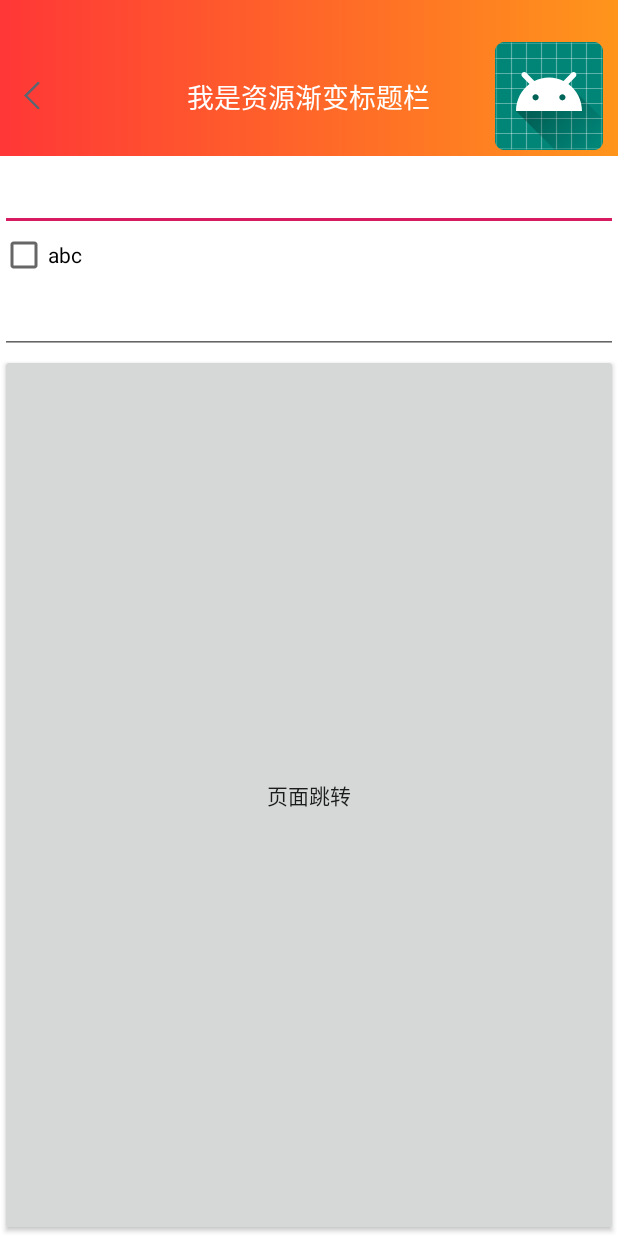
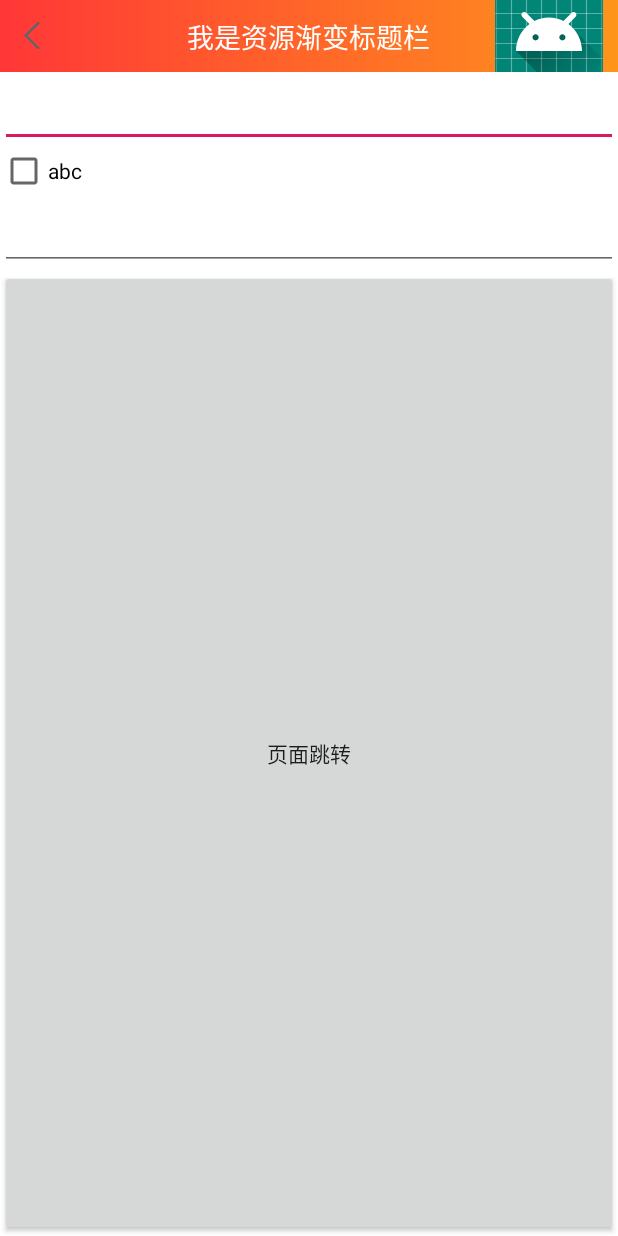
Before and after one commit to wenkency/titlebar, an Android app: the ResourceStyleActivity screen opened directly, with no data from a screen before it, on a phone screen of 412 x 824 dp. Run offline under Robolectric (Android 15) with nearby library versions, the phone set to English and light mode, and no system bars.

```diff
--- a/app/src/main/java/cn/carhouse/quicktitle_sample/ResourceStyleActivity.java
+++ b/app/src/main/java/cn/carhouse/quicktitle_sample/ResourceStyleActivity.java
@@ -17,7 +17,6 @@ public class ResourceStyleActivity extends BaseActivity {
         DefTitleBar titleBar = new DefTitleBuilder(this)
                 // 返回按钮
                 .setLeftRes(R.drawable.ic_title_back)
-                .setHeight(80)
                 .build();
         // 标题文字
         titleBar.setTitle("我是资源渐变标题栏");
--- a/lib-titlebar/src/main/java/cn/carhouse/titlebar/DefTitleBar.java
+++ b/lib-titlebar/src/main/java/cn/carhouse/titlebar/DefTitleBar.java
@@ -260,7 +260,7 @@ public class DefTitleBar extends TitleBar<DefTitleBuilder> {
      * @param windowColor 背景颜色
      */
     public void resourceStyle(int resId, int windowColor) {
-        this.resourceStyle(resId, windowColor, false);
+        this.resourceStyle(resId, windowColor, false, false);
     }
 
     /**
@@ -270,7 +270,7 @@ public class DefTitleBar extends TitleBar<DefTitleBuilder> {
      * @param windowColor 背景颜色
      * @param isDark      状态栏字体是不是黑色
      */
-    public void resourceStyle(int resId, int windowColor, boolean isDark) {
+    public void resourceStyle(int resId, int windowColor, boolean isDark, boolean isTrans) {
         // 1. 标题颜色
         setRootBackgroundResource(resId);
         // 2. 标题颜色是透明的
@@ -278,14 +278,18 @@ public class DefTitleBar extends TitleBar<DefTitleBuilder> {
         if (Build.VERSION.SDK_INT >= Build.VERSION_CODES.KITKAT) {
             // 3. 设置标题和颜色
             TitleBarUtil.setStatusTranslucent(mActivity, resId, true);
-            // 4. 设置Activity透明
-            TitleBarUtil.setTitlePadding(getContentView());
-            fitsSystem(false);
+            fitsSystem(true);
+            if (isTrans) {
+                // 4. 设置Activity透明
+                TitleBarUtil.setTitlePadding(getContentView());
+                fitsSystem(false);
+            }
             // 5. 状态栏字体颜色
             TitleBarUtil.setMStateBarFontColor(mActivity, isDark);
-        }else {
+        } else {
             fitsSystem(true);
         }
+        fitsSystem(true);
         // 最后设置背景
         mActivity.getWindow().setBackgroundDrawable(new ColorDrawable(windowColor));
     }
--- a/lib-titlebar/src/main/java/cn/carhouse/titlebar/TitleBarUtil.java
+++ b/lib-titlebar/src/main/java/cn/carhouse/titlebar/TitleBarUtil.java
@@ -55,7 +55,7 @@ public class TitleBarUtil {
      * @param color
      * @param isResource 是不是资源
      */
-    public static void setStatusTranslucent(Activity activity, int color, boolean isResource) {
+    public static void setStatusTranslucent(final Activity activity,final int color,final boolean isResource) {
         //4.4以下
         if (Build.VERSION.SDK_INT < Build.VERSION_CODES.KITKAT) {
             return;
@@ -63,10 +63,21 @@ public class TitleBarUtil {
         setStatusBar(activity);
         // 设置为透明的状态栏
         // 5.0以上
-        Window window = activity.getWindow();
+       final Window window = activity.getWindow();
         if (Build.VERSION.SDK_INT >= Build.VERSION_CODES.LOLLIPOP) {
             if (isResource) {
-                window.setStatusBarColor(Color.TRANSPARENT);
+                // android系统级的资源id得这么拿,不然拿不到
+                activity.getWindow().getDecorView().post(new Runnable() {
+                    @Override
+                    public void run() {
+                        int identifier = activity.getResources().getIdentifier("statusBarBackground",
+                                "id", "android");
+                        View statusBarView = window.findViewById(identifier);
+                        if (statusBarView != null) {
+                            statusBarView.setBackgroundResource(color);
+                        }
+                    }
+                });
             } else {
                 window.setStatusBarColor(color);
             }
```
